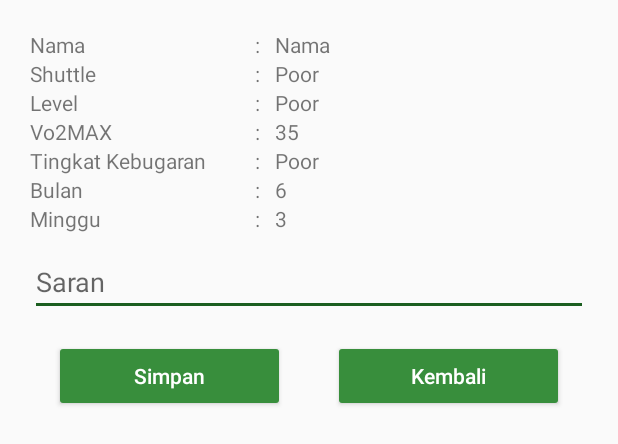
After one commit to alvinamartya/vo2max-app, an Android app: the layout fragment_beep_dialog.xml on its own in the app's theme, with its tools: preview values and no code run, on a phone screen of 412 x 824 dp. The commit adds this screen. Shown: the top 444 px of the screen. Run offline under Robolectric (Android 15) with nearby library versions, the phone set to English and light mode, and no system bars.

Commit message:
Update Beep Pelatih

```diff
--- a/Atlit/app/src/main/java/com/example/atlit/Activity/BeepAtlitActivity.java
+++ b/Atlit/app/src/main/java/com/example/atlit/Activity/BeepAtlitActivity.java
@@ -127,6 +127,7 @@ public class BeepAtlitActivity extends AppCompatActivity {
 
         btnData.setOnClickListener(view -> {
             Intent intent = new Intent(BeepAtlitActivity.this, BeepDataActivity.class);
+            intent.putExtra(BeepDataActivity.KEY_FORM, "atlit");
             startActivity(intent);
             finish();
             overridePendingTransition(R.anim.slide_in_right, R.anim.slide_out_left);
--- a/Atlit/app/src/main/java/com/example/atlit/Adapter/BeepAdapter.java
+++ b/Atlit/app/src/main/java/com/example/atlit/Adapter/BeepAdapter.java
@@ -45,6 +45,7 @@ public class BeepAdapter extends RecyclerView.Adapter<BeepAdapter.ViewHolder> {
         holder.tvShuttle.setText(String.valueOf(data.getShutle()));
         holder.tvV02max.setText(String.valueOf(data.getVo2max()));
         holder.tvTingkatKebugaran.setText(data.getTingkat_kebugaran());
+        holder.tvSolusi.setText(data.getSolusi() == null ? "-" : data.getSolusi());
     }
 
     @Override
@@ -54,7 +55,7 @@ public class BeepAdapter extends RecyclerView.Adapter<BeepAdapter.ViewHolder> {
     }
 
     public class ViewHolder extends RecyclerView.ViewHolder {
-        private TextView tvnama, tvusia, tvjenisKelamin, tvLevel, tvShuttle, tvV02max, tvTingkatKebugaran;
+        private TextView tvnama, tvusia, tvjenisKelamin, tvLevel, tvShuttle, tvV02max, tvTingkatKebugaran,tvSolusi;
         public ViewHolder(@NonNull View itemView) {
             super(itemView);
             tvnama = itemView.findViewById(R.id.tvnama);
@@ -64,6 +65,7 @@ public class BeepAdapter extends RecyclerView.Adapter<BeepAdapter.ViewHolder> {
             tvShuttle = itemView.findViewById(R.id.tvShuttle);
             tvV02max = itemView.findViewById(R.id.tvV02max);
             tvTingkatKebugaran = itemView.findViewById(R.id.tvTingkatKebugaran);
+            tvSolusi= itemView.findViewById(R.id.tvSolusi);
         }
     }
 }
--- a/Atlit/app/src/main/java/com/example/atlit/Adapter/BeepListAdapter.java
+++ b/Atlit/app/src/main/java/com/example/atlit/Adapter/BeepListAdapter.java
@@ -13,7 +13,9 @@ import androidx.annotation.NonNull;
 import androidx.recyclerview.widget.RecyclerView;
 
 import com.example.atlit.Activity.BalkePelatihActivity;
+import com.example.atlit.Activity.BeepPelatihActivity;
 import com.example.atlit.Dialog.BalkeDialog;
+import com.example.atlit.Dialog.BeepDialog;
 import com.example.atlit.Model.BeepGet;
 import com.example.atlit.R;
 import com.google.gson.Gson;
@@ -50,8 +52,8 @@ public class BeepListAdapter extends RecyclerView.Adapter<BeepListAdapter.ViewHo
         if (position == beepList.size() - 1) holder.lineBeep.setVisibility(View.GONE);
 
         holder.llBeep.setOnClickListener(v -> {
-//            BalkeDialog balkeDialog = new BalkeDialog(beep, context);
-//            balkeDialog.show(((BalkePelatihActivity) context).getSupportFragmentManager(), "Beep Dialog");
+            BeepDialog beepDialog = new BeepDialog(beep, context);
+            beepDialog.show(((BeepPelatihActivity) context).getSupportFragmentManager(), "Beep Dialog");
         });
     }
 
--- a/Atlit/app/src/main/java/com/example/atlit/Utils/ApiInterface.java
+++ b/Atlit/app/src/main/java/com/example/atlit/Utils/ApiInterface.java
@@ -223,6 +223,10 @@ public interface ApiInterface {
     Call<Process> setSolusiBalke(@Field("id") int id, @Field("solusi") String solusi);
 
     @FormUrlEncoded
+    @POST("beep/setSolusi")
+    Call<Process> setSolusiBeep(@Field("id") int id, @Field("solusi") String solusi);
+
+    @FormUrlEncoded
     @POST("Cooper/setSolusi")
     Call<Process> setSolusiCooper(@Field("id") int id, @Field("solusi") String solusi);
 }
--- /dev/null
+++ b/Atlit/app/src/main/res/layout/fragment_beep_dialog.xml
@@ -0,0 +1,209 @@
+<?xml version="1.0" encoding="utf-8"?>
+<LinearLayout xmlns:android="http://schemas.android.com/apk/res/android"
+    xmlns:tools="http://schemas.android.com/tools"
+    android:layout_width="match_parent"
+    android:layout_height="match_parent"
+    android:orientation="vertical"
+    tools:context=".Dialog.BeepDialog">
+
+    <LinearLayout
+        android:id="@+id/ll_beep"
+        android:layout_width="match_parent"
+        android:layout_height="wrap_content"
+        android:background="?attr/selectableItemBackground"
+        android:clickable="true"
+        android:focusable="true"
+        android:orientation="vertical"
+        android:padding="20dp">
+
+        <LinearLayout
+            android:layout_width="match_parent"
+            android:layout_height="wrap_content"
+            android:orientation="horizontal">
+
+            <TextView
+                android:layout_width="150dp"
+                android:layout_height="wrap_content"
+                android:text="Nama" />
+
+            <TextView
+                android:layout_width="wrap_content"
+                android:layout_height="wrap_content"
+                android:text=":" />
+
+            <TextView
+                android:id="@+id/tv_nama_beep"
+                android:layout_width="match_parent"
+                android:layout_height="wrap_content"
+                android:layout_marginLeft="10dp"
+                tools:text="Nama" />
+        </LinearLayout>
+
+        <LinearLayout
+            android:layout_width="match_parent"
+            android:layout_height="wrap_content"
+            android:orientation="horizontal">
+
+            <TextView
+                android:layout_width="150dp"
+                android:layout_height="wrap_content"
+                android:text="Shuttle" />
+
+            <TextView
+                android:layout_width="wrap_content"
+                android:layout_height="wrap_content"
+                android:text=":" />
+
+            <TextView
+                android:id="@+id/tv_shuttle_beep"
+                android:layout_width="match_parent"
+                android:layout_height="wrap_content"
+                android:layout_marginLeft="10dp"
+                tools:text="Poor" />
+        </LinearLayout>
+
+        <LinearLayout
+            android:layout_width="match_parent"
+            android:layout_height="wrap_content"
+            android:orientation="horizontal">
+
+            <TextView
+                android:layout_width="150dp"
+                android:layout_height="wrap_content"
+                android:text="Level" />
+
+            <TextView
+                android:layout_width="wrap_content"
+                android:layout_height="wrap_content"
+                android:text=":" />
+
+            <TextView
+                android:id="@+id/tv_level_beep"
+                android:layout_width="match_parent"
+                android:layout_height="wrap_content"
+                android:layout_marginLeft="10dp"
+                tools:text="Poor" />
+        </LinearLayout>
+
+        <LinearLayout
+            android:layout_width="match_parent"
+            android:layout_height="wrap_content"
+            android:orientation="horizontal">
+
+            <TextView
+                android:layout_width="150dp"
+                android:layout_height="wrap_content"
+                android:text="Vo2MAX" />
+
+            <TextView
+                android:layout_width="wrap_content"
+                android:layout_height="wrap_content"
+                android:text=":" />
+
+            <TextView
+                android:id="@+id/tv_vo2max_beep"
+                android:layout_width="match_parent"
+                android:layout_height="wrap_content"
+                android:layout_marginLeft="10dp"
+                tools:text="35" />
+        </LinearLayout>
+
+        <LinearLayout
+            android:layout_width="match_parent"
+            android:layout_height="wrap_content"
+            android:orientation="horizontal">
+
+            <TextView
+                android:layout_width="150dp"
+                android:layout_height="wrap_content"
+                android:text="Tingkat Kebugaran" />
+
+            <TextView
+                android:layout_width="wrap_content"
+                android:layout_height="wrap_content"
+                android:text=":" />
+
+            <TextView
+                android:id="@+id/tv_tingkat_kebugaran_beep"
+                android:layout_width="match_parent"
+                android:layout_height="wrap_content"
+                android:layout_marginLeft="10dp"
+                tools:text="Poor" />
+        </LinearLayout>
+
+        <LinearLayout
+            android:layout_width="match_parent"
+            android:layout_height="wrap_content"
+            android:orientation="horizontal">
+
+            <TextView
+                android:layout_width="150dp"
+                android:layout_height="wrap_content"
+                android:text="Bulan" />
+
+            <TextView
+                android:layout_width="wrap_content"
+                android:layout_height="wrap_content"
+                android:text=":" />
+
+            <TextView
+                android:id="@+id/tv_bulan_beep"
+                android:layout_width="match_parent"
+                android:layout_height="wrap_content"
+                android:layout_marginLeft="10dp"
+                tools:text="6" />
+        </LinearLayout>
+
+        <LinearLayout
+            android:layout_width="match_parent"
+            android:layout_height="wrap_content"
+            android:orientation="horizontal">
+
+            <TextView
+                android:layout_width="150dp"
+                android:layout_height="wrap_content"
+                android:text="Minggu" />
+
+            <TextView
+                android:layout_width="wrap_content"
+                android:layout_height="wrap_content"
+                android:text=":" />
+
+            <TextView
+                android:id="@+id/tv_minggu_beep"
+                android:layout_width="match_parent"
+                android:layout_height="wrap_content"
+                android:layout_marginLeft="10dp"
+                tools:text="3" />
+        </LinearLayout>
+
+        <EditText
+            android:id="@+id/edt_solusi_beep"
+            android:layout_width="match_parent"
+            android:layout_height="wrap_content"
+            android:layout_marginTop="10dp"
+            android:hint="@string/solusi"
+            android:inputType="textMultiLine"/>
+
+        <LinearLayout
+            android:layout_width="match_parent"
+            android:layout_height="wrap_content"
+            android:orientation="horizontal"
+            android:layout_marginTop="16dp">
+            <Button
+                android:id="@+id/btnSimpan"
+                style="@style/LayoutButton"
+                android:layout_width="0dp"
+                android:layout_weight="0.5"
+                android:layout_height="wrap_content"
+                android:text="Simpan" />
+            <Button
+                android:id="@+id/btnKembali"
+                style="@style/LayoutButton"
+                android:layout_width="0dp"
+                android:layout_weight="0.5"
+                android:layout_height="wrap_content"
+                android:text="Kembali" />
+        </LinearLayout>
+    </LinearLayout>
+</LinearLayout>
```
Also changed, not shown: Atlit/app/src/main/java/com/example/atlit/Activity/BeepDataActivity.java (+12 -4 lines), Atlit/app/src/main/java/com/example/atlit/Activity/BeepPelatihActivity.java (+10 -1 lines), Atlit/app/src/main/java/com/example/atlit/Dialog/BeepDialog.java (added, +144 -0 lines), Atlit/app/src/main/res/layout/activity_beep_data.xml (+13 -1 lines), Atlit/app/src/main/res/layout/activity_beep_pelatih.xml (+12 -1 lines), Atlit/app/src/main/res/layout/row_data_beep.xml (+18 -2 lines), 6 other files.
